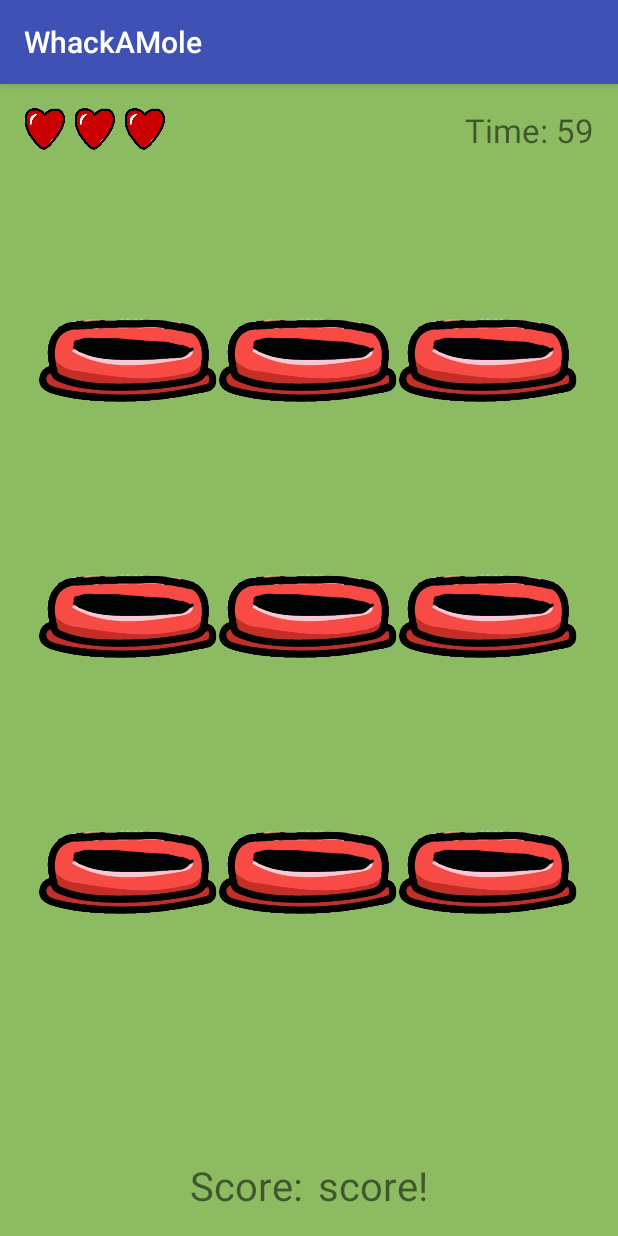
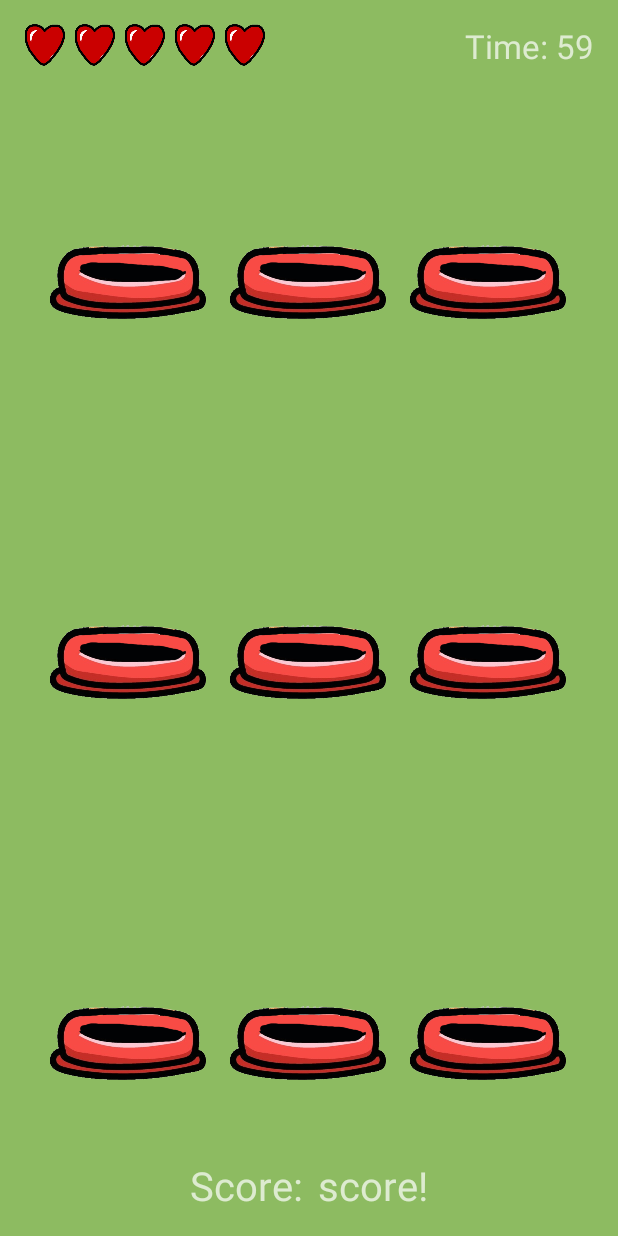
Before and after one commit to Mquinn960/Mole-App, an Android app: the GameActivity screen opened directly, with no data from a screen before it, on a phone screen of 412 x 824 dp. Run offline under Robolectric (Android 15) with nearby library versions, the phone set to English and light mode, and no system bars.

Commit message:
Fixed title bar, changed layout

```diff
--- a/app/src/main/AndroidManifest.xml
+++ b/app/src/main/AndroidManifest.xml
@@ -7,7 +7,7 @@
         android:icon="@mipmap/ic_launcher"
         android:label="@string/app_name"
         android:supportsRtl="true"
-        android:theme="@style/AppTheme">
+        android:theme="@style/Theme.AppCompat.NoActionBar">
         <activity android:name=".StartActivity">
             <intent-filter>
                 <action android:name="android.intent.action.MAIN"/>
@@ -21,6 +21,7 @@
         </activity>
         <activity android:name=".OptionsActivity">
         </activity>
+
     </application>
 
 </manifest>
--- a/app/src/main/res/layout/activity_game.xml
+++ b/app/src/main/res/layout/activity_game.xml
@@ -50,7 +50,27 @@
             android:id="@+id/imageHeart3"
             android:src="@drawable/placeholder_heart"
             android:layout_toRightOf="@+id/imageHeart2"
-            android:layout_toEndOf="@+id/imageHeart2"/>
+            android:layout_toEndOf="@+id/imageHeart2"
+            android:layout_marginRight="5dp"
+            android:layout_marginEnd="5dp"/>
+
+        <ImageView
+            android:layout_width="28dp"
+            android:layout_height="28dp"
+            android:id="@+id/imageHeart4"
+            android:src="@drawable/placeholder_heart"
+            android:layout_toRightOf="@+id/imageHeart3"
+            android:layout_toEndOf="@+id/imageHeart3"
+            android:layout_marginRight="5dp"
+            android:layout_marginEnd="5dp"/>
+
+        <ImageView
+            android:layout_width="28dp"
+            android:layout_height="28dp"
+            android:id="@+id/imageHeart5"
+            android:src="@drawable/placeholder_heart"
+            android:layout_toRightOf="@+id/imageHeart4"
+            android:layout_toEndOf="@+id/imageHeart4"/>
 
         <!--Time label and value-->
 
@@ -117,25 +137,26 @@
             <LinearLayout
                 android:layout_width="match_parent"
                 android:layout_height="fill_parent"
-                android:weightSum="4">
+                android:weightSum="3"
+                >
 
             <ImageView
-                android:layout_width="120dp"
-                android:layout_height="56dp"
+                android:layout_width="105dp"
+                android:layout_height="49dp"
                 android:layout_weight="1"
                 android:id="@+id/imageHill1"
                 android:src="@drawable/placeholder_hole"/>
 
             <ImageView
-                android:layout_width="120dp"
-                android:layout_height="56dp"
+                android:layout_width="105dp"
+                android:layout_height="49dp"
                 android:layout_weight="1"
                 android:id="@+id/imageHill2"
                 android:src="@drawable/placeholder_hole"/>
 
             <ImageView
-                android:layout_width="120dp"
-                android:layout_height="56dp"
+                android:layout_width="105dp"
+                android:layout_height="49dp"
                 android:layout_weight="1"
                 android:id="@+id/imageHill3"
                 android:src="@drawable/placeholder_hole"/>
@@ -155,25 +176,26 @@
             <LinearLayout
                 android:layout_width="match_parent"
                 android:layout_height="fill_parent"
-                android:weightSum="3">
+                android:weightSum="3"
+                android:gravity="center_vertical">
 
             <ImageView
-                android:layout_width="120dp"
-                android:layout_height="56dp"
+                android:layout_width="105dp"
+                android:layout_height="49dp"
                 android:layout_weight="1"
                 android:id="@+id/imageHill4"
                 android:src="@drawable/placeholder_hole"/>
 
             <ImageView
-                android:layout_width="120dp"
-                android:layout_height="56dp"
+                android:layout_width="105dp"
+                android:layout_height="49dp"
                 android:layout_weight="1"
                 android:id="@+id/imageHill5"
                 android:src="@drawable/placeholder_hole"/>
 
             <ImageView
-                android:layout_width="120dp"
-                android:layout_height="56dp"
+                android:layout_width="105dp"
+                android:layout_height="49dp"
                 android:layout_weight="1"
                 android:id="@+id/imageHill6"
                 android:src="@drawable/placeholder_hole"/>
@@ -194,25 +216,26 @@
             <LinearLayout
                 android:layout_width="match_parent"
                 android:layout_height="fill_parent"
-                android:weightSum="3">
+                android:weightSum="3"
+                android:gravity="bottom">
 
             <ImageView
-                android:layout_width="120dp"
-                android:layout_height="56dp"
+                android:layout_width="105dp"
+                android:layout_height="49dp"
                 android:layout_weight="1"
                 android:id="@+id/imageHill7"
                 android:src="@drawable/placeholder_hole"/>
 
             <ImageView
-                android:layout_width="120dp"
-                android:layout_height="56dp"
+                android:layout_width="105dp"
+                android:layout_height="49dp"
                 android:layout_weight="1"
                 android:id="@+id/imageHill8"
                 android:src="@drawable/placeholder_hole"/>
 
             <ImageView
-                android:layout_width="120dp"
-                android:layout_height="56dp"
+                android:layout_width="105dp"
+                android:layout_height="49dp"
                 android:layout_weight="1"
                 android:id="@+id/imageHill9"
                 android:src="@drawable/placeholder_hole"/>
```
